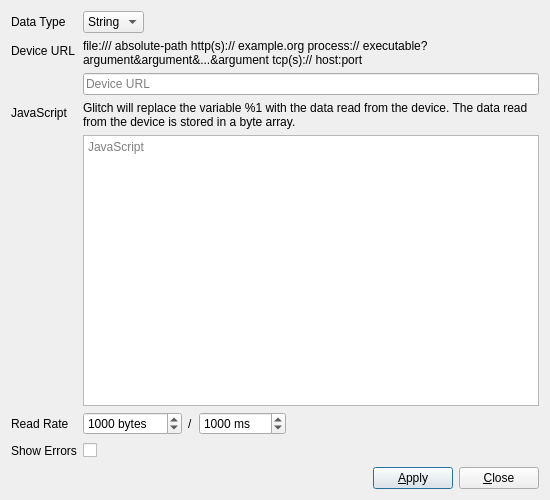
Old version of the form UI/glitch-device-display-properties.ui in the repository textbrowser/glitch.
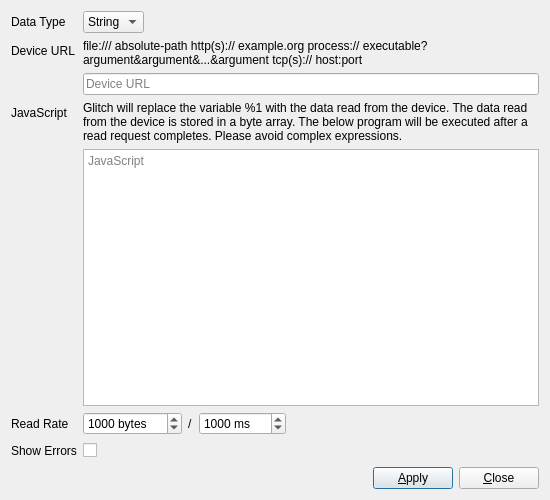
New version of the form. Icons and pictures are not drawn.

```diff
--- a/UI/glitch-device-display-properties.ui
+++ b/UI/glitch-device-display-properties.ui
@@ -96,7 +96,7 @@
        <item>
         <widget class="QLabel" name="label_6">
          <property name="text">
-          <string>Glitch will replace the variable %1 with the data read from the device. The data read from the device is stored in a byte array.</string>
+          <string>&lt;html&gt;&lt;head/&gt;&lt;body&gt;&lt;p&gt;Glitch will replace the variable %1 with the data read from the device. The data read from the device is stored in a byte array. The below program will be executed after a read request completes. Please avoid complex expressions.&lt;/p&gt;&lt;/body&gt;&lt;/html&gt;</string>
          </property>
          <property name="wordWrap">
           <bool>true</bool>
```
